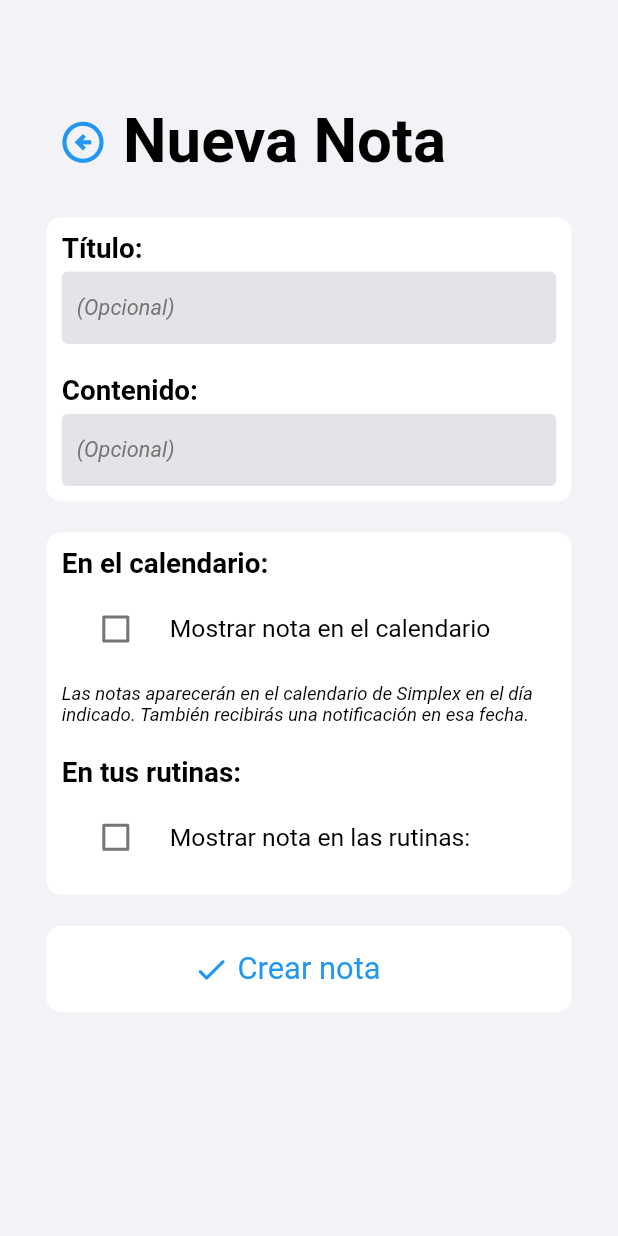
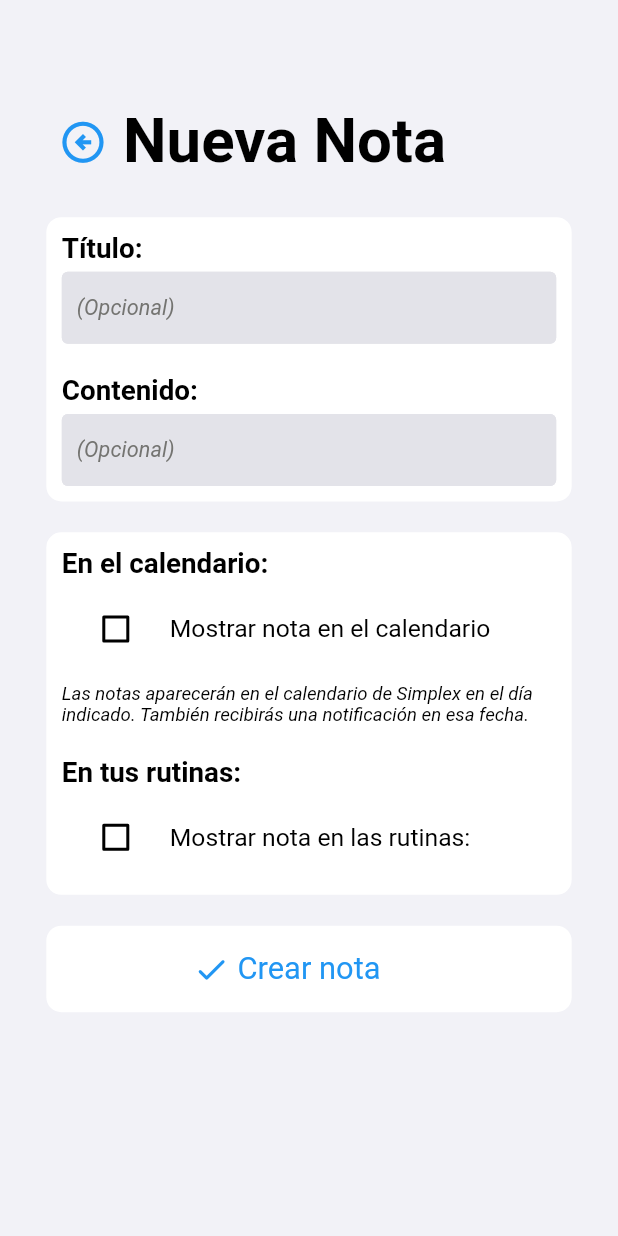
Before and after one commit to joaquinsolla/Simplex, a Flutter app: the AddNote screen opened by its route, on a phone screen of 412 x 824 dp. Run offline on Flutter 3.47's test engine with Material 2 defaults, Android fonts, the phone set to English and light mode, and no system bars; our stand-ins replace bottom_navy_bar, cloud_firestore, firebase_auth, firebase_core, flutter_local_notifications, focused_menu and 4 more; accounts and stored records are empty.

Commit message:
Visual updates

```diff
--- a/lib/common/widgets/containers.dart
+++ b/lib/common/widgets/containers.dart
@@ -4,6 +4,7 @@ import 'package:simplex/common/all_common.dart';
 /// HOME AREAS
 Container HomeArea(ScrollController? scrollController,
     Widget header, Widget footer, List<Widget> body) {
+
   List<Widget> widgets = [SizedBox(height: deviceHeight*0.0325,)];
   widgets += body;
   widgets += [footer];
--- a/lib/common/widgets/headers.dart
+++ b/lib/common/widgets/headers.dart
@@ -55,11 +55,11 @@ Column PageHeader(BuildContext context, String text) {
     children: [
       SizedBox(height: deviceHeight * 0.01),
       Row(
-        crossAxisAlignment: CrossAxisAlignment.start,
+        crossAxisAlignment: CrossAxisAlignment.center,
         children: [
           IconButton(
             icon: Icon(Icons.arrow_circle_left_outlined,
-                color: colorSpecialItem, size: deviceWidth * 0.08),
+                color: colorSpecialItem, size: deviceWidth*fontSize*0.08),
             splashRadius: 0.001,
             onPressed: (){
               Navigator.pop(context);
--- a/lib/pages/events/add_event.dart
+++ b/lib/pages/events/add_event.dart
@@ -105,6 +105,9 @@ class _AddEventState extends State<AddEvent> {
               if(routineEvent) FormCustomField(
                   'Días de la rutina:',
                   [
+                    Theme(
+                      data: ThemeData(unselectedWidgetColor: colorMainText),
+                      child: Column(children: [
                         CheckboxListTile(
                           activeColor: colorSpecialItem,
                           title: Text(
@@ -300,6 +303,8 @@ class _AddEventState extends State<AddEvent> {
                             });
                           },
                           controlAffinity: ListTileControlAffinity.leading,
+                        ),
+                      ],),
                     ),
                   ],
                   true
--- a/lib/pages/events/edit_event.dart
+++ b/lib/pages/events/edit_event.dart
@@ -125,6 +125,9 @@ class _EditEventState extends State<EditEvent> {
               if(routineEvent) FormCustomField(
                   'Días de la rutina:',
                   [
+                    Theme(
+                      data: ThemeData(unselectedWidgetColor: colorMainText),
+                      child: Column(children: [
                         CheckboxListTile(
                           activeColor: colorSpecialItem,
                           title: Text(
@@ -320,6 +323,8 @@ class _EditEventState extends State<EditEvent> {
                             });
                           },
                           controlAffinity: ListTileControlAffinity.leading,
+                        ),
+                      ],),
                     ),
                   ],
                   true
--- a/lib/pages/events/events_main.dart
+++ b/lib/pages/events/events_main.dart
@@ -96,7 +96,7 @@ class _EventsMainPageState extends State<EventsMainPage> {
     return HomeArea(_scrollController,
         HomeHeader('Calendario', [IconButton(
             icon: Icon(Icons.add_rounded,
-                color: colorSpecialItem, size: deviceWidth * 0.085),
+                color: colorSpecialItem, size: deviceWidth*fontSize*0.085),
             splashRadius: 0.001,
             onPressed: () {
               Navigator.pushNamed(context, '/events/add_event');
--- a/lib/pages/help/help_report.dart
+++ b/lib/pages/help/help_report.dart
@@ -52,7 +52,9 @@ class _HelpReportState extends State<HelpReport> {
                 fontWeight: FontWeight.bold),
           ),
           SizedBox(height: deviceHeight * 0.005),
-          CheckboxListTile(
+          Theme(
+            data: ThemeData(unselectedWidgetColor: colorMainText),
+            child: CheckboxListTile(
               activeColor: colorSpecialItem,
               title: Text(
                 'Enviar información de mi cuenta',
@@ -68,6 +70,7 @@ class _HelpReportState extends State<HelpReport> {
                 });
               },
               controlAffinity: ListTileControlAffinity.leading,
+            ),
           ),
         ]),
         FormSeparator(),
--- a/lib/pages/home.dart
+++ b/lib/pages/home.dart
@@ -367,7 +367,7 @@ class _HomeState extends State<Home> {
       iconSize: deviceHeight*0.0325,
       curve: Curves.easeInOutQuart,
       items: <BottomNavyBarItem>[
-        _homeBottomNavigationBarItem('Calendario', const Icon(Icons.edit_calendar_rounded)),
+        _homeBottomNavigationBarItem('Calendario', const Icon(Icons.calendar_month_rounded)),
         _homeBottomNavigationBarItem('Tareas', const Icon(Icons.check_circle_outline_rounded)),
         _homeBottomNavigationBarItem('Notas', const Icon(Icons.sticky_note_2_outlined)),
         _homeBottomNavigationBarItem('Rutina', const Icon(Icons.loop_rounded)),
--- a/lib/pages/notes/add_note.dart
+++ b/lib/pages/notes/add_note.dart
@@ -67,7 +67,9 @@ class _AddNoteState extends State<AddNote> {
               FormCustomField(
                   'En el calendario:',
                   [
-                    CheckboxListTile(
+                    Theme(
+                      data: ThemeData(unselectedWidgetColor: colorMainText),
+                      child: CheckboxListTile(
                         activeColor: colorSpecialItem,
                         title: Text(
                           'Mostrar nota en el calendario',
@@ -85,6 +87,7 @@ class _AddNoteState extends State<AddNote> {
                           });
                         },
                         controlAffinity: ListTileControlAffinity.leading,
+                      ),
                     ),
                     if (onCalendar) SizedBox(height: deviceHeight * 0.005),
                     if (onCalendar) TextField(
@@ -123,6 +126,9 @@ class _AddNoteState extends State<AddNote> {
               FormCustomField(
                   'En tus rutinas:',
                   [
+                    Theme(
+                      data: ThemeData(unselectedWidgetColor: colorMainText),
+                      child: Column(children: [
                         CheckboxListTile(
                           activeColor: colorSpecialItem,
                           title: Text(
@@ -341,6 +347,8 @@ class _AddNoteState extends State<AddNote> {
                             ),
                           ],),
                         ),
+                      ],),
+                    ),
                   ],
                   true
               ),
--- a/lib/pages/routines/routines_main.dart
+++ b/lib/pages/routines/routines_main.dart
@@ -29,7 +29,7 @@ class _RoutinesMainPageState extends State<RoutinesMainPage> {
         HomeHeader('Rutina', [
             IconButton(
               icon: Icon(Icons.add_rounded,
-                  color: colorSpecialItem, size: deviceWidth * 0.085),
+                  color: colorSpecialItem, size: deviceWidth*fontSize*0.085),
               splashRadius: 0.001,
               onPressed: () {
                 showInfoSnackBar(context, '[Beta] En desarrollo.');
--- a/lib/pages/todos/add_todo.dart
+++ b/lib/pages/todos/add_todo.dart
@@ -152,7 +152,9 @@ class _AddTodoState extends State<AddTodo> {
                 fontWeight: FontWeight.bold),
           ),
           SizedBox(height: deviceHeight * 0.005),
-          CheckboxListTile(
+          Theme(
+            data: ThemeData(unselectedWidgetColor: colorMainText),
+            child: CheckboxListTile(
               activeColor: colorSpecialItem,
               title: Text(
                 'Tarea con fecha límite',
@@ -170,6 +172,7 @@ class _AddTodoState extends State<AddTodo> {
                 });
               },
               controlAffinity: ListTileControlAffinity.leading,
+            ),
           ),
           if (limited) SizedBox(height: deviceHeight * 0.005),
           if (limited) TextField(
--- a/lib/pages/todos/edit_todo.dart
+++ b/lib/pages/todos/edit_todo.dart
@@ -145,7 +145,9 @@ class _EditTodoState extends State<EditTodo> {
                 fontWeight: FontWeight.bold),
           ),
           SizedBox(height: deviceHeight * 0.005),
-          CheckboxListTile(
+          Theme(
+            data: ThemeData(unselectedWidgetColor: colorMainText),
+            child: CheckboxListTile(
               activeColor: colorSpecialItem,
               title: Text(
                 'Tarea con fecha límite',
@@ -163,6 +165,7 @@ class _EditTodoState extends State<EditTodo> {
                 });
               },
               controlAffinity: ListTileControlAffinity.leading,
+            ),
           ),
           if (limited) SizedBox(height: deviceHeight * 0.005),
           if (limited) TextField(
```
Also changed, not shown: lib/pages/notes/edit_note.dart (+9 -1 lines), lib/pages/notes/notes_main.dart (+10 -7 lines), lib/pages/todos/todos_main.dart (+15 -5 lines), 1 other file. Lines whose indentation alone changed are shown as unchanged.
